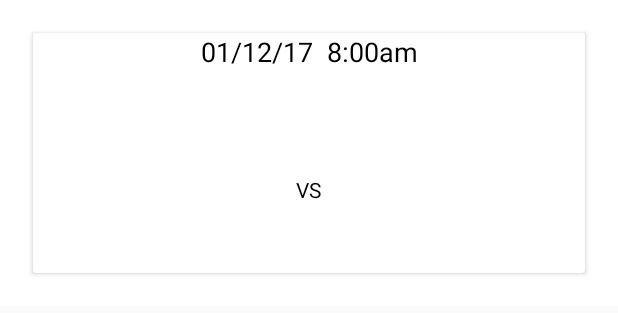
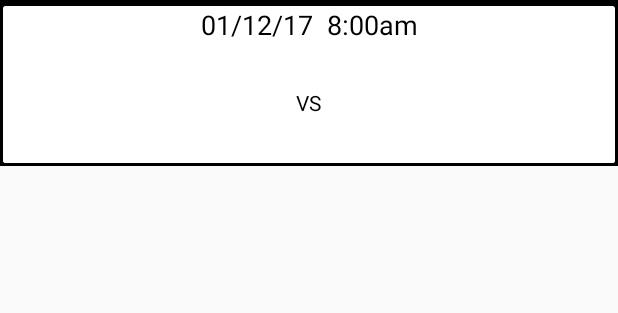
Before and after one commit to Dwijraj/League-of-Champions, an Android app: the layout fixture_row.xml on its own in the app's theme, with its tools: preview values and no code run, on a phone screen of 412 x 824 dp. Shown: the top 313 px of the screen. Run offline under Robolectric (Android 15) with nearby library versions, the phone set to English and light mode, and no system bars.

Commit message:
UI/UX changes

```diff
--- a/app/src/main/java/com/leagueofchampions/kiit/Adapter/RecyclerViewAdapter.java
+++ b/app/src/main/java/com/leagueofchampions/kiit/Adapter/RecyclerViewAdapter.java
@@ -5,12 +5,9 @@ import android.support.v7.widget.RecyclerView;
 import android.view.LayoutInflater;
 import android.view.View;
 import android.view.ViewGroup;
-import android.widget.Button;
 import android.widget.ImageView;
 import android.widget.TextView;
 
-import com.google.firebase.database.DatabaseReference;
-import com.google.firebase.database.FirebaseDatabase;
 import com.leagueofchampions.kiit.Constants.Constants;
 import com.leagueofchampions.kiit.Model.Fixture;
 import com.leagueofchampions.kiit.R;
@@ -49,7 +46,7 @@ public class RecyclerViewAdapter extends RecyclerView.Adapter<RecyclerViewAdapte
 
         Fixture Match=ListData.get(position);
 
-        holder.Date_Time.setText("Match:- "+Match.getSerial_Number()+"  Date:-  "+Match.getDate()+"  Time:-  "+Match.getTime());
+        holder.Date_Time.setText("Match:- "+Match.getSerial_Number()+"  Date:-  "+Match.getDate()+" "+Match.getTime());
         holder.Team1.setImageResource(Constants.NAMES_FLAGS.get(Match.getTeam1()));
         holder.Team2.setImageResource(Constants.NAMES_FLAGS.get(Match.getTeam2()));
 
--- a/app/src/main/java/com/leagueofchampions/kiit/UI/Homescreen.java
+++ b/app/src/main/java/com/leagueofchampions/kiit/UI/Homescreen.java
@@ -65,6 +65,9 @@ public class Homescreen extends AppCompatActivity {
         this.requestWindowFeature(Window.FEATURE_NO_TITLE);
         this.getWindow().setFlags(WindowManager.LayoutParams.FLAG_FULLSCREEN, WindowManager.LayoutParams.FLAG_FULLSCREEN);
         setContentView(R.layout.activity_homescreen);
+
+
+        FirebaseDatabase.getInstance().setPersistenceEnabled(true);
 
         Title=(ShimmerTextView) findViewById(R.id.Title);
         tabLayout=(TabLayout) findViewById(R.id.Tab_layout);
--- a/app/src/main/res/layout/activity_homescreen.xml
+++ b/app/src/main/res/layout/activity_homescreen.xml
@@ -101,15 +101,15 @@
                 <com.romainpiel.shimmer.ShimmerTextView
                     android:elevation="100dp"
                     android:shadowColor="#b4abab"
-                    android:textSize="22sp"
+                    android:textSize="20sp"
                     android:gravity="center"
+                    android:paddingLeft="40dp"
                     android:id="@+id/Title"
                     android:textColor="#444"
-                    android:layout_marginLeft="30dp"
                     android:textStyle="bold"
                     android:typeface="serif"
                     android:text="League of Champions"
-                    android:layout_width="wrap_content"
+                    android:layout_width="match_parent"
                     android:layout_height="wrap_content" />
 
             </LinearLayout>
--- a/app/src/main/res/layout/fixture_row.xml
+++ b/app/src/main/res/layout/fixture_row.xml
@@ -2,70 +2,66 @@
 <LinearLayout xmlns:android="http://schemas.android.com/apk/res/android"
     android:orientation="vertical"
     android:padding="2dp"
-    android:background="#fff"
+    android:background="#000"
     android:layout_width="match_parent"
-    android:minHeight="160dp"
     android:layout_height="wrap_content">
 
     <android.support.v7.widget.CardView
-        android:padding="20dp"
-        android:minHeight="160dp"
-        android:layout_margin="20dp"
+        android:layout_width="match_parent"
+        android:layout_height="match_parent"
+        android:layout_marginTop="2dp"
+        android:background="#fff"
         android:elevation="44dp"
-        android:background="#fff"
-        android:layout_width="match_parent"
-        android:layout_height="match_parent">
+        android:padding="5dp">
 
         <LinearLayout
 
+            android:layout_width="match_parent"
+            android:layout_height="match_parent"
             android:background="#fff"
-            android:layout_width="match_parent"
-            android:orientation="vertical"
-            android:layout_height="match_parent">
+            android:orientation="vertical">
 
             <TextView
+                android:id="@+id/Match_Date_Time"
                 android:layout_width="match_parent"
-                android:id="@+id/Match_Date_Time"
+                android:layout_height="wrap_content"
+                android:gravity="center"
+                android:text="01/12/17  8:00am"
                 android:textColor="#000"
-                android:gravity="center"
-                android:textSize="18sp"
-                android:text="01/12/17  8:00am"
-                android:layout_height="wrap_content" />
+                android:textSize="18sp" />
 
             <LinearLayout
-                android:layout_marginTop="30dp"
+                android:layout_width="match_parent"
+                android:layout_height="wrap_content"
+                android:layout_marginTop="0dp"
                 android:background="#fff"
-                android:layout_width="match_parent"
-                android:gravity="center"
-                android:layout_height="wrap_content">
+                android:gravity="center">
 
                 <ImageView
                     android:id="@+id/Team1_Fixtures"
-                    android:layout_width="100dp"
-                    android:layout_height="100dp" />
+                    android:layout_width="80dp"
+                    android:layout_height="80dp" />
+
                 <TextView
                     android:layout_width="wrap_content"
+                    android:layout_height="match_parent"
                     android:gravity="center"
-                    android:textColor="#000"
                     android:text="VS"
-                    android:layout_height="match_parent" />
+                    android:textColor="#000" />
 
 
                 <ImageView
                     android:id="@+id/Team2_Fixtures"
-                    android:layout_width="100dp"
-                    android:layout_height="100dp" />
+                    android:layout_width="80dp"
+                    android:layout_height="80dp" />
 
             </LinearLayout>
-
 
 
         </LinearLayout>
 
 
-
     </android.support.v7.widget.CardView>
 
 
-
 </LinearLayout>
```
Also changed, not shown: app/src/main/res/layout/activity_details_activity.xml (+13 -14 lines).
